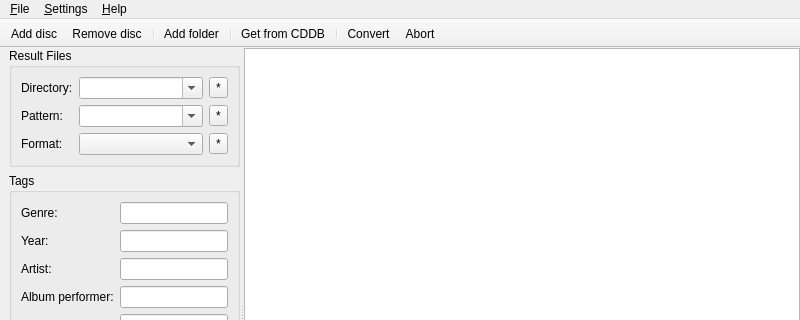
Qt form gui/mainwindow.ui (flacon/flacon) before a commit; both pictures show x 0 to 800 and y 0 to 320 of the 800 by 600 pixel window.
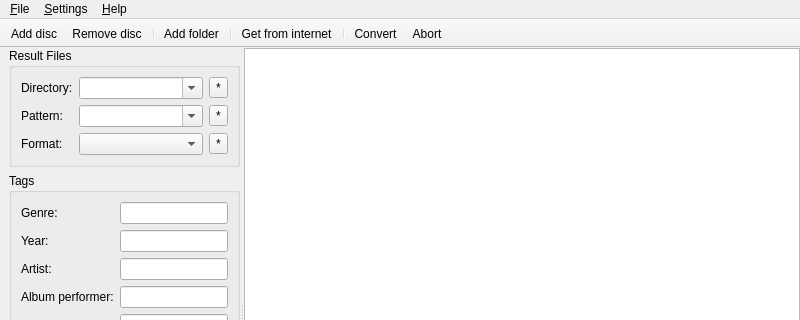
The same form after that commit. Custom widgets are drawn as their Qt base class.

Diff of the .ui file:
```diff
--- a/gui/mainwindow.ui
+++ b/gui/mainwindow.ui
@@ -490,7 +490,7 @@
   </action>
   <action name="actionDownloadTrackInfo">
    <property name="text">
-    <string>Get from CDDB</string>
+    <string>Get from internet</string>
    </property>
    <property name="toolTip">
     <string>Get album information from CDDB</string>
```
Left out of the diff: 2 changed lines with no effect on the pictures.
